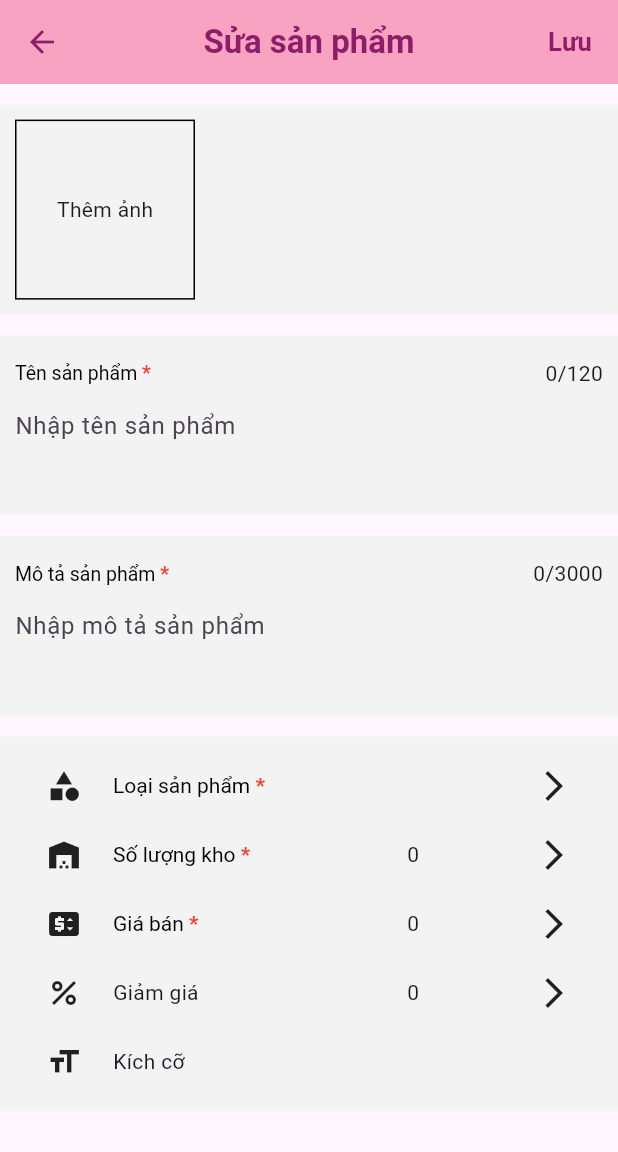
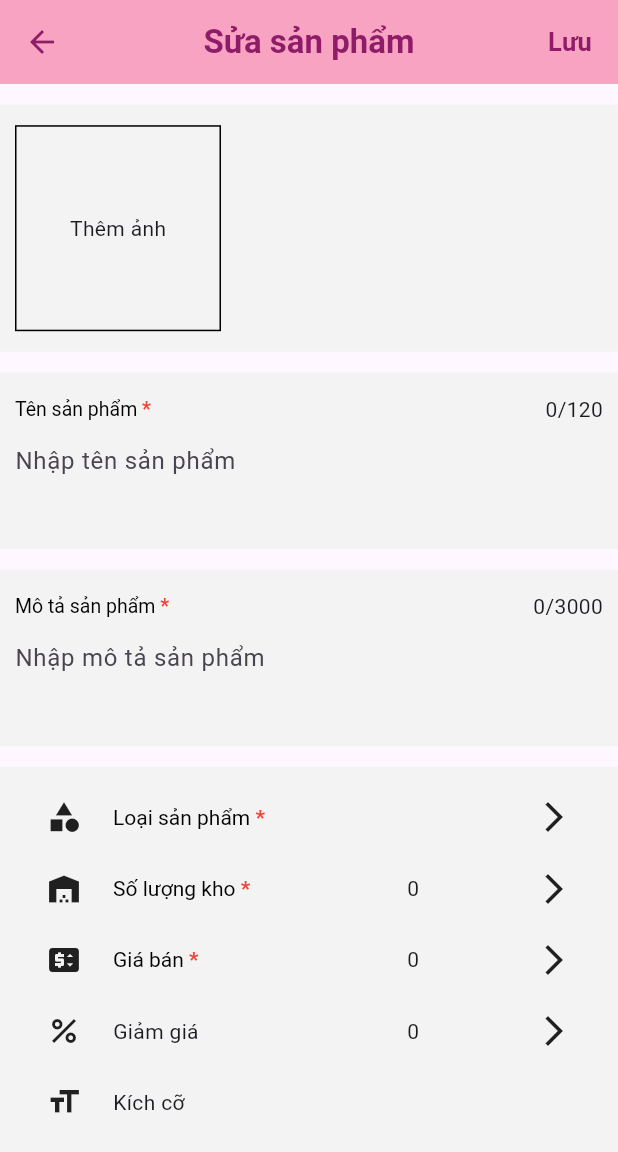
Before and after one commit to phamduykhanh135/fashion-NKH, a Flutter app: the SuaSP screen opened directly, on a phone screen of 412 x 824 dp. Shown: the top 1152 px of the screen. Run offline on Flutter 3.47's test engine with Material 3 defaults, Android fonts, the phone set to English and light mode, and no system bars; our stand-ins replace cloud_firestore, firebase_core, firebase_storage, fl_chart, image_picker; missing offline and left inert: dart:ffi; accounts and stored records are empty; generated files the repository leaves out were written again.

Commit message:
hao_update mô hình

```diff
--- a/lib/views/quanlysanpham.dart
+++ b/lib/views/quanlysanpham.dart
@@ -80,12 +80,6 @@ CollectionReference _reference=FirebaseFirestore.instance.collection('products')
           return Center(child: CircularProgressIndicator());
         },
       ),
-    //   ListView.builder(
-    //     itemCount: 10,
-    //     itemBuilder: (BuildContext context, int index) {
-    //   return ItemSP();
-    // },
-    // ),
     );
   }
 
--- a/lib/views/suasanpham.dart
+++ b/lib/views/suasanpham.dart
@@ -1,5 +1,6 @@
 import 'dart:io';
 import 'package:flutter/material.dart';
+import 'package:flutter/services.dart';
 import 'package:image_picker/image_picker.dart';
 import 'package:sales_application/model/suasp.dart';
 import 'package:sales_application/views/color.dart';
@@ -107,7 +108,7 @@ class _SuaSPState extends State<SuaSP> {
             children: [
               SizedBox(height: MediaQuery.of(context).size.height/60),
               Container(
-                  height: 140,
+                  height: MediaQuery.of(context).size.width/2.5,
                   padding:const EdgeInsets.all(10),
                   decoration:   BoxDecoration(
                     color:  MyColor.light_grey,
@@ -118,8 +119,8 @@ class _SuaSPState extends State<SuaSP> {
                       Stack(
                         children: [
                           Container(
-                            height: 120,
-                            width: 120,
+                            height: MediaQuery.of(context).size.width/3,
+                            width: MediaQuery.of(context).size.width/3,
                             decoration: BoxDecoration(
                               border: Border.all(
                                 color: Colors.black,
@@ -139,7 +140,7 @@ class _SuaSPState extends State<SuaSP> {
                                 top: 0,
                                 right: 0,
                                 child: IconButton(
-                                  icon: Icon(Icons.close_rounded),
+                                  icon: Icon(Icons.close_rounded,color: MyColor.light_pink),
                                   onPressed: () {
                                     setState(() {
                                       _selected = "";
@@ -159,7 +160,7 @@ class _SuaSPState extends State<SuaSP> {
               ,
               SizedBox(height: MediaQuery.of(context).size.height/60),
               Container(
-                height: 120,
+                height: MediaQuery.of(context).size.width/3.5,
                 padding:EdgeInsets.all(10),
                 constraints:BoxConstraints(maxHeight: 200.0),
                 decoration:  BoxDecoration(
@@ -188,19 +189,9 @@ class _SuaSPState extends State<SuaSP> {
                     TextField(
                       controller: _tensp/*Todo:*/,
                       maxLines:2,
-                      onChanged: (text) {
-                        setState(() {
-                          _charCount = text.length;
-                          if (_charCount >119) {
-                            // Nếu vượt quá giới hạn, cắt bớt văn bản nhập mới
-                            _mota.text = text.substring(0, 119);
-                            // Di chuyển con trỏ về cuối văn bản
-                            _mota.selection = TextSelection.fromPosition(
-                              TextPosition(offset: _mota.text.length),
-                            );
-                          }
-                        });
-                      },
+                      inputFormatters: [
+                        LengthLimitingTextInputFormatter(120)
+                      ],
                       decoration: const InputDecoration(
                           hintText: 'Nhập tên sản phẩm',
                           border: InputBorder.none // Loại bỏ đường gạch chân khi không có focus
@@ -212,7 +203,7 @@ class _SuaSPState extends State<SuaSP> {
               ),
               SizedBox(height: MediaQuery.of(context).size.height/60),
               Container(
-                height: 120,
+                height: MediaQuery.of(context).size.width/3.5,
                 padding:const EdgeInsets.all(10),
                 constraints:const BoxConstraints(maxHeight: 200.0),
                 decoration:  BoxDecoration(
@@ -240,20 +231,10 @@ class _SuaSPState extends State<SuaSP> {
                     ),
                     TextField(
                       controller: _mota/*Todo:*/,
+                      inputFormatters: [
+                      LengthLimitingTextInputFormatter(3000)
+                      ],
                       maxLines:2,
-                      onChanged: (text) {
-                        setState(() {
-                          _charCount1 = text.length;
-                          if (_charCount1 >2999) {
-                            // Nếu vượt quá giới hạn, cắt bớt văn bản nhập mới
-                            _mota.text = text.substring(0, 2999);
-                            // Di chuyển con trỏ về cuối văn bản
-                            _mota.selection = TextSelection.fromPosition(
-                              TextPosition(offset: _mota.text.length),
-                            );
-                          }
-                        });
-                      },
                       decoration: const InputDecoration(
                           hintText: 'Nhập mô tả sản phẩm',
                           border: InputBorder.none // Loại bỏ đường gạch chân khi không có focus
@@ -266,7 +247,7 @@ class _SuaSPState extends State<SuaSP> {
               SizedBox(height: MediaQuery.of(context).size.height/60),
               ///Phần chọn
               Container(
-                height: 250,
+                height: MediaQuery.of(context).size.width/1.6,
                 padding:const EdgeInsets.all(10),
                 decoration:  BoxDecoration(
                     color:  MyColor.light_grey
```
Also changed, not shown: lib/views/gia_sp.dart (+7 -1 lines), lib/views/giamgia.dart (+7 -1 lines), lib/views/item_qlsp.dart (+3 -8 lines), lib/views/soluongkho.dart (+10 -4 lines), lib/views/themsanpham.dart (+28 -32 lines).
